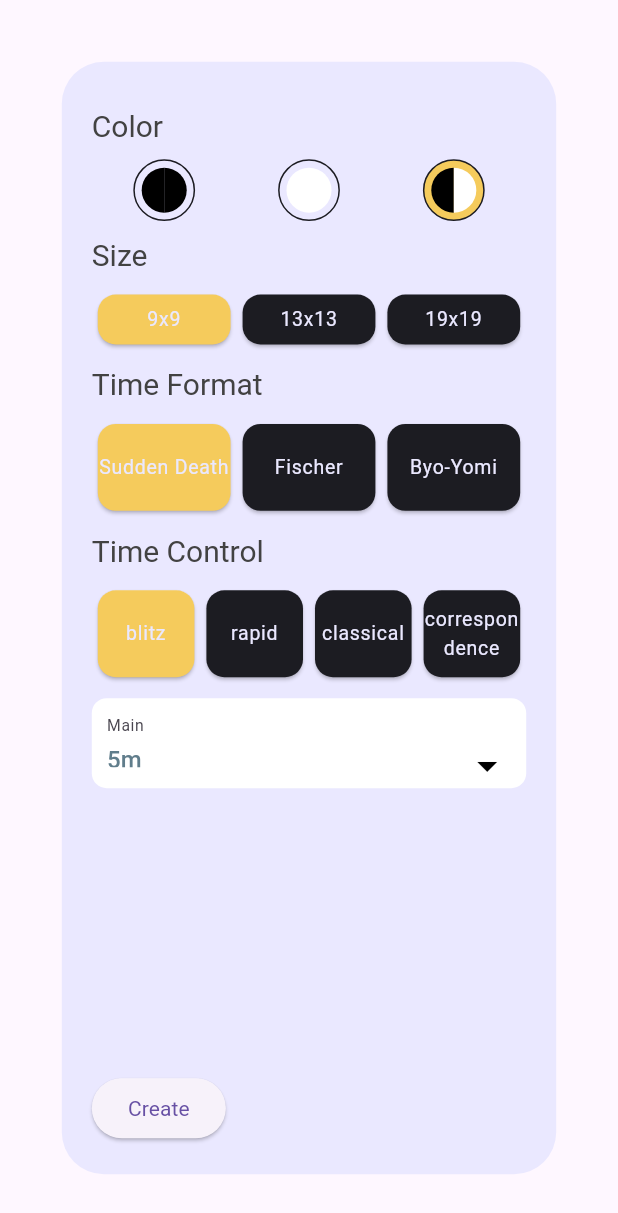
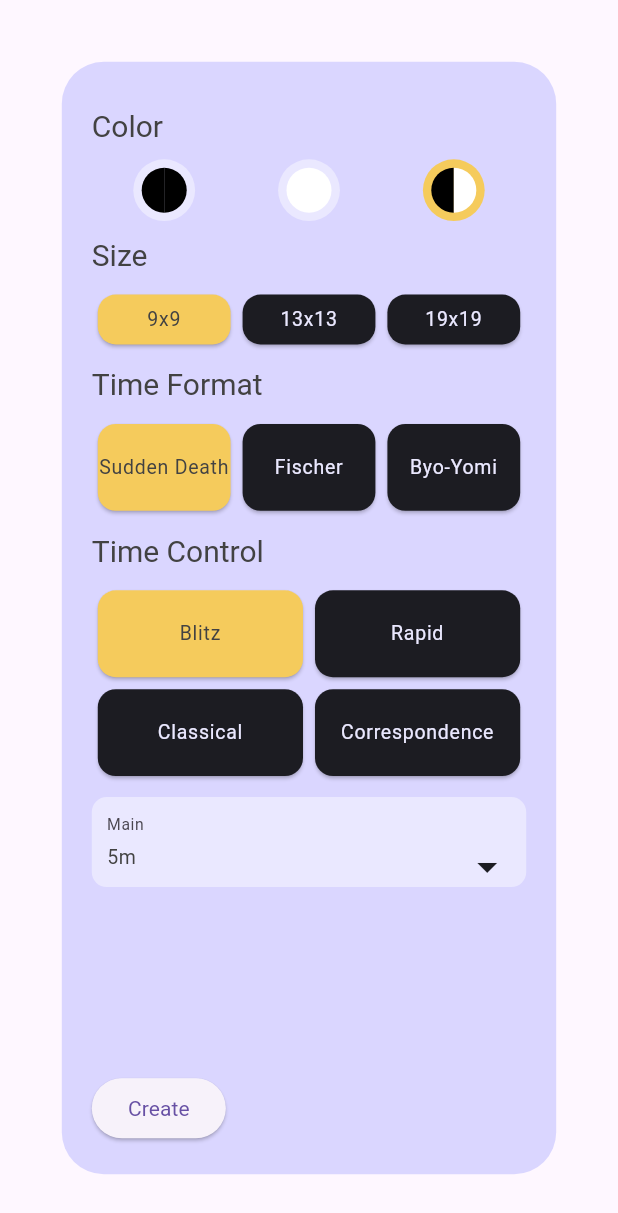
Before and after one commit to avnotaklu/FossGoApp, a Flutter app: the CreateGameScreen widget shown alone on an empty page, opened directly, on a phone screen of 412 x 824 dp. Shown: the top 1213 px of the screen. Run offline on Flutter 3.47's test engine with Material 3 defaults, Android fonts, the phone set to English and light mode, and no system bars; our stand-ins replace firebase_core, flutter_signin_button, fpdart, google_sign_in, responsive_framework, shared_preferences; missing offline and left inert: barebones_timer, signalr_netcore; accounts and stored records are empty; network calls fail; project files that could hold a hidden picture were left out.

Commit message:
Checkpoint of color changes, pretty much old theme system

```diff
--- a/lib/constants/constants.dart
+++ b/lib/constants/constants.dart
@@ -196,7 +196,10 @@ ThemeData get lightTheme {
     cardColor: defaultTheme.lightCardColor,
     indicatorColor: defaultTheme.enabledColor,
     disabledColor: defaultTheme.darkCardColor,
+    hintColor: defaultTheme.darkCardColor,
     shadowColor: defaultTheme.lightShadow,
+    dialogBackgroundColor: defaultTheme.lightDialogColor,
+
     // elevatedButtonTheme: ElevatedButtonThemeData(
     //   style: ButtonStyle(
     //     backgroundColor:
@@ -209,11 +212,52 @@ ThemeData get lightTheme {
 
 ThemeData get darkTheme {
   var tc = defaultTheme.mainDarkTextColor;
+  // var s = ColorScheme.fromSeed(seedColor: Color(0xff9C27B0));
+  // dark();
+  var bg = Color(0xff111118);
 
   return ThemeData.dark().copyWith(
+    // colorScheme: ColorScheme.highContrastDark(),
+
+    // colorScheme: ColorScheme(
+
+    //   brightness: Brightness.dark,
+    //   primary: defaultTheme.darkCardColor,
+    //   onPrimary: defaultTheme.lightCardColor,
+    //   // : onPrimary,
+    //   // secondary: defaultTheme.focusColor,
+    //   // onSecondary: onSecondary,
+
+    //   secondary: defaultTheme.darkCardColor,
+    //   onSecondary: defaultTheme.lightCardColor,
+
+    //   tertiary: defaultTheme.darkCardColor,
+    //   onTertiary: defaultTheme.lightCardColor,
+
+    //   error: Colors.red,
+    //   onError: Colors.white,
+
+    //   surface: bg,
+
+    //   onSurface: defaultTheme.mainDarkTextColor,
+    // ),
+
+    // scaffoldBackgroundColor: defaultTheme.darkBackground,
+    // canvasColor: defaultTheme.darkBackground,
+
     cardColor: defaultTheme.darkCardColor,
     indicatorColor: defaultTheme.enabledColor,
     disabledColor: defaultTheme.lightCardColor,
+    hintColor: defaultTheme.lightCardColor,
+    shadowColor: defaultTheme.darkShadow,
+    dialogBackgroundColor: defaultTheme.darkDialogColor,
+
+    // cardColor: s.secondaryContainer,
+    // indicatorColor: s.primary,
+    // disabledColor: s.inverseSurface,
+    // hintColor: s.primary,
+    // shadowColor: s.shadow,
+    // dialogBackgroundColor: s.primaryContainer,
 
     // elevatedButtonTheme: ElevatedButtonThemeData(
     //   style: ButtonStyle(
@@ -287,8 +331,7 @@ TextStyle lableS(Color col) {
 }
 
 VisualTheme defaultTheme = VisualTheme(
-  backgroundColor: Colors.grey.shade800,
-  mainHighlightColor: Colors.blueGrey,
+  // backgroundColor: Colors.grey.shade800,
   // disabledColor: Colors.grey.shade400,
   // enabledColor: Colors.amber,
 
@@ -316,10 +359,12 @@ VisualTheme defaultTheme = VisualTheme(
   // #eae8ff, #adacb5, #f5cb5c, #2d3142, #071013
 
   color1: const Color(0xFFeae8ff),
-  color2: const Color(0xFFadacb5),
+  color2: const Color(0xFFDAD6FF),
+  // color2: const Color(0xFFEDEBFF),
+
   color3: const Color(0xFFf5cb5c),
-  color4: const Color(0xFF2d3142),
-  color5: const Color(0xFF071013),
+  // color4: const Color(0xFF2d3142),
+  // color5: const Color(0xFF071013),
 
   // #dce1e9, #fef7ff, #f5cf66, #0a0212, #141414
 
@@ -328,26 +373,42 @@ VisualTheme defaultTheme = VisualTheme(
   // color3: const Color(0xFFf5cf66),
   // color4: const Color(0xFF0A0A0A),
   // color5: const Color(0xFF141414),
+
+  // color5: Color(0xFF2E2E38), // color4: Color(0xFF282739),
+
+  // color5: Color(0xFF424261),
+  color5: Color(0xFF1C1C22),
+  color4: Color(0xFF282739),
+  // #
 );
 
 class VisualTheme {
-  final Color backgroundColor;
-  final Color mainHighlightColor;
+  // final Color backgroundColor;
+  Color get mainHighlightColor => color3;
 
   // Color get disabledColor => color2;
   // Color get enabledColor => color3;
 
   // Color get darkCardColor => color5;
   // Color get lightCardColor => color2;
+
+  Color get darkBackground => Color(0xff111118);
+
+  Color get seedColor => color2;
   Color get focusColor => color3;
 
   Color get disabledColor => color1;
   Color get enabledColor => color3;
 
-  // Color get darkCardColor => color4;
-  Color get darkCardColor => Color(0xFF1C1C22);
+  Color get darkCardColor => color5;
+  // Color get darkCardColor => Color(0xFF1C1C22);
   // Color get darkCardColor => Color(0xFF363636);
   Color get lightCardColor => color1;
+
+  Color get darkDialogColor => color4;
+  // Color get darkCardColor => Color(0xFF1C1C22);
+  // Color get darkCardColor => Color(0xFF363636);
+  Color get lightDialogColor => color2;
 
   // Color get mainTextColor => color5;
   // Color get secondaryTextColor => color5;
@@ -364,8 +425,10 @@ class VisualTheme {
   // Color get secDarkTextColor => color5;
   // Color get secLightTextColor => color5;
 
-  // Color get darkShadow => Colors.grey.shade600.withOpacity(0.2);
+  Color get darkShadow => Colors.grey.shade300.withOpacity(0.3);
+  // Color get darkShadow => Colors.blueGrey.shade100;
   Color get lightShadow => Colors.blueGrey.shade100;
+  // Color get lightShadow => Colors.blueGrey.shade100;
 
   final Color color1;
   final Color color2;
@@ -374,8 +437,6 @@ class VisualTheme {
   final Color color5;
 
   VisualTheme({
-    required this.backgroundColor,
-    required this.mainHighlightColor,
     // required this.disabledColor,
     // required this.enabledColor,
     required this.color1,
--- /dev/null
+++ b/lib/core/foundation/string.dart
@@ -0,0 +1,5 @@
+extension StringExtensions on String {
+  String capitalize() {
+    return "${this[0].toUpperCase()}${substring(1)}";
+  }
+}
--- a/lib/main.dart
+++ b/lib/main.dart
@@ -62,8 +62,10 @@ class MyApp extends StatelessWidget {
         ),
       );
 
-  ThemeData themeData() {
+  ThemeData? themeData() {
     return Constants.lightTheme;
+    // return ThemeData.dark();
+    // return null;
     // return ThemeData(
     //   // Define the default brightness and colors.
     //   brightness: Brightness.dark,
--- a/lib/modules/gameplay/playfield_interface/game_widget.dart
+++ b/lib/modules/gameplay/playfield_interface/game_widget.dart
@@ -156,7 +156,6 @@ class _WrapperGameState extends State<WrapperGame> {
     return Container(
       //color: Colors.black,
       decoration: BoxDecoration(
-        color: Constants.defaultTheme.backgroundColor,
         //image: DecorationImage(image: AssetImage(Constants.assets['table']!), fit: BoxFit.fitHeight, repeat: ImageRepeat.repeatY),
       ),
       child: GameUi(
--- a/lib/modules/homepage/create_game_screen.dart
+++ b/lib/modules/homepage/create_game_screen.dart
@@ -3,6 +3,7 @@ import 'package:go/constants/constants.dart' as Constants;
 import 'package:flutter/material.dart';
 import 'package:go/constants/constants.dart';
 import 'package:go/core/foundation/duration.dart';
+import 'package:go/core/foundation/string.dart';
 import 'package:go/core/utils/theme_helpers/context_extensions.dart';
 import 'package:go/models/variant_type.dart';
 import 'package:go/modules/homepage/custom_games_page.dart';
@@ -25,7 +26,7 @@ class CreateGameScreen extends StatelessWidget {
   @override
   Widget build(BuildContext context) {
     return Dialog(
-      backgroundColor: context.theme.cardColor,
+      backgroundColor: context.theme.dialogBackgroundColor,
       child: Consumer<CreateGameProvider>(builder: (context, cgp, child) {
         return Container(
           height: MediaQuery.of(context).size.height * 0.9,
@@ -90,22 +91,43 @@ class CreateGameScreen extends StatelessWidget {
                 ),
               ),
               sectionHeading(context, "Time Control"),
+              Column(
+                children: [
                   SizedBox(
                     height: MediaQuery.sizeOf(context).height * 0.08,
                     child: Row(
                       mainAxisSize: MainAxisSize.max,
-                  children: TimeStandard.values.map((item) {
+                      children: TimeStandard.values.take(2).map((item) {
                         return Expanded(
                           child: SelectionCard(
                             onTap: () {
                               cgp.changeTimeStandard(item);
                             },
                             selected: cgp.timeStandard == item,
-                        label: item.name,
+                            label: item.name.capitalize(),
                           ),
                         );
                       }).toList(),
                     ),
+                  ),
+                  SizedBox(
+                    height: MediaQuery.sizeOf(context).height * 0.08,
+                    child: Row(
+                      mainAxisSize: MainAxisSize.max,
+                      children: TimeStandard.values.skip(2).map((item) {
+                        return Expanded(
+                          child: SelectionCard(
+                            onTap: () {
+                              cgp.changeTimeStandard(item);
+                            },
+                            selected: cgp.timeStandard == item,
+                            label: item.name.capitalize(),
+                          ),
+                        );
+                      }).toList(),
+                    ),
+                  )
+                ],
               ),
               const SizedBox(
                 height: 10,
@@ -118,6 +140,7 @@ class CreateGameScreen extends StatelessWidget {
                       Expanded(
                         flex: 3,
                         child: timeSelectionDropdown(
+                          context,
                           Constants.timeStandardMainTimeAlt[cgp.timeStandard]!,
                           cgp.mainTimeSeconds,
                           cgp.changeMainTimeSeconds,
@@ -129,6 +152,7 @@ class CreateGameScreen extends StatelessWidget {
                         Expanded(
                           flex: 3,
                           child: timeSelectionDropdown(
+                            context,
                             Constants
                                 .timeStandardIncrementAlt[cgp.timeStandard]!,
                             cgp.incrementSeconds,
@@ -150,11 +174,16 @@ class CreateGameScreen extends StatelessWidget {
                         Expanded(
                           flex: 3,
                           child: timeSelectionTextField(
-                                "Byo-Yomis", cgp.byoYomiCountController)),
+                            context,
+                            "Byo-Yomis",
+                            cgp.byoYomiCountController,
+                          ),
+                        ),
                         const Spacer(),
                         Expanded(
                           flex: 3,
                           child: timeSelectionDropdown(
+                              context,
                               Constants.timeStandardByoYomiTimeAlt[
                                   cgp.timeStandard]!,
                               cgp.byoYomiSeconds,
@@ -216,20 +245,16 @@ class CreateGameScreen extends StatelessWidget {
       onTap: () {
         cgp.changeStoneType(type);
       },
-      child:
-          // SelectionBadge(
-          //   selected: mStoneType == type,
-          // child:
-
-          Container(
+      child: Container(
         decoration: BoxDecoration(
           color: cgp.mStoneType == type
               ? context.theme.indicatorColor
               : context.theme.cardColor,
           shape: BoxShape.circle,
           border: Border.all(
+            style: BorderStyle.none,
             color: context.theme.disabledColor,
-            width: 1,
+            width: 2,
           ),
         ),
         child: Center(
@@ -252,13 +277,13 @@ class CreateGameScreen extends StatelessWidget {
     );
   }
 
-  Widget timeSelectionDropdown(List<Duration> altTimes, Duration selectedTime,
-      void Function(Duration) onTap, String label) {
+  Widget timeSelectionDropdown(BuildContext context, List<Duration> altTimes,
+      Duration selectedTime, void Function(Duration) onTap, String label) {
     return Container(
       height: 60,
       padding: const EdgeInsets.symmetric(horizontal: 10, vertical: 5),
       decoration: BoxDecoration(
-        color: Colors.white,
+        color: context.theme.cardColor,
         borderRadius: BorderRadius.circular(10),
       ),
 
@@ -273,7 +298,7 @@ class CreateGameScreen extends StatelessWidget {
         ),
         child: DropdownButtonHideUnderline(
           child: DropdownButton(
-            dropdownColor: Colors.white,
+            dropdownColor: context.theme.cardColor,
             value: selectedTime,
             items: altTimes.map((entry) {
               return DropdownMenuItem(
@@ -281,7 +306,7 @@ class CreateGameScreen extends StatelessWidget {
                 child: Container(
                   child: Text(
                     entry.durationRepr(),
-                    style: TextStyle(color: defaultTheme.mainHighlightColor),
+                    style: context.textTheme.labelSmall,
                   ),
                 ),
               );
@@ -291,9 +316,9 @@ class CreateGameScreen extends StatelessWidget {
               onTap(value);
             },
             isExpanded: true,
-            icon: const Icon(
+            icon: Icon(
               Icons.arrow_drop_down,
-              color: Colors.black,
+              color: context.theme.hintColor,
             ),
 
             iconSize: 32,
@@ -305,12 +330,12 @@ class CreateGameScreen extends StatelessWidget {
   }
 
   Widget timeSelectionTextField(
-      String label, TextEditingController controller) {
+      BuildContext context, String label, TextEditingController controller) {
     return Container(
       height: 60,
       padding: const EdgeInsets.symmetric(horizontal: 10, vertical: 5),
       decoration: BoxDecoration(
-        color: Colors.white,
+        color: context.theme.cardColor,
         borderRadius: BorderRadius.circular(10),
       ),
 
@@ -325,7 +350,7 @@ class CreateGameScreen extends StatelessWidget {
           border: const UnderlineInputBorder(),
           label: Text(
             label,
-            style: const TextStyle(fontSize: 14),
+            style: context.textTheme.bodyLarge,
           ),
         ),
       ),
@@ -360,8 +385,11 @@ class SelectionCard extends StatelessWidget {
           child: Text(
             label,
             textAlign: TextAlign.center,
-            style: context.textTheme.labelSmall?.copyWith(
-              color: context.theme.cardColor,
+            style: selected
+                ? context.textTheme.labelSmall
+                : context.textTheme.labelSmall?.copyWith(
+                    color: context.theme
+                        .cardColor, // HACK: card color is always a contrasting color to disabled color
                   ),
           ),
         ),
--- a/lib/modules/homepage/game_card.dart
+++ b/lib/modules/homepage/game_card.dart
@@ -59,7 +59,6 @@ class GameCard extends StatelessWidget {
         padding: const EdgeInsets.all(10),
         decoration: BoxDecoration(
           borderRadius: BorderRadius.circular(10),
-          color: defaultTheme.backgroundColor,
         ),
         child: Row(
           mainAxisAlignment: MainAxisAlignment.spaceBetween,
```
Also changed, not shown: lib/modules/homepage/home_page.dart (+4 -4 lines), lib/modules/homepage/matchmaking_page.dart (+13 -14 lines), lib/widgets/background_screen_with_dialog.dart (+24 -24 lines), lib/widgets/selection_badge.dart (+17 -15 lines). Lines whose indentation alone changed are shown as unchanged.
